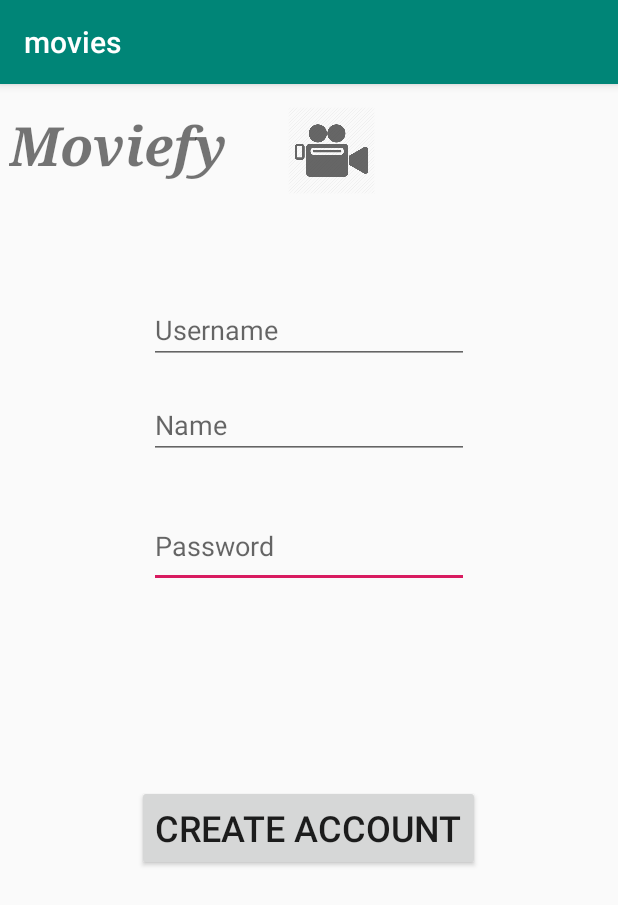
After one commit to arielsanchez2018/movies, an Android app: the sign_in screen opened directly, with no data from a screen before it, on a phone screen of 412 x 824 dp. The commit adds this screen. Shown: the top 905 px of the screen. Run offline under Robolectric (Android 15) with nearby library versions, the phone set to English and light mode, and no system bars.

Commit message:
4rd Commit. New activity_main_menu and activity_sign_in xml's with their respective .java files. Moreover, implemented intent on multiple buttons to move from activity to activity. I have 1 or 2 remaining activities to create and start developing the JSON objects to transport between them

```diff
--- a/app/src/main/AndroidManifest.xml
+++ b/app/src/main/AndroidManifest.xml
@@ -9,6 +9,8 @@
         android:roundIcon="@mipmap/ic_launcher_round"
         android:supportsRtl="true"
         android:theme="@style/AppTheme">
+        <activity android:name=".main_menu"></activity>
+        <activity android:name=".sign_in" />
         <activity android:name=".MainActivity">
             <intent-filter>
                 <action android:name="android.intent.action.MAIN" />
--- /dev/null
+++ b/app/src/main/java/com/example/movies/sign_in.java
@@ -0,0 +1,32 @@
+package com.example.movies;
+
+import androidx.appcompat.app.AppCompatActivity;
+
+import android.content.Intent;
+import android.os.Bundle;
+import android.view.View;
+import android.widget.Button;
+
+public class sign_in extends AppCompatActivity {
+
+    private Button create_account;
+    @Override
+    protected void onCreate(Bundle savedInstanceState) {
+        super.onCreate(savedInstanceState);
+        setContentView(R.layout.activity_sign_in);
+
+        create_account= (Button) findViewById(R.id.sign_create);
+        create_account.setOnClickListener(new View.OnClickListener() {
+            @Override
+            public void onClick(View v) {
+                openhomescreen2();
+            }
+        });
+    }
+    public void openhomescreen2()
+    {
+        Intent intent4 = new Intent(this, MainActivity.class);
+        startActivity(intent4);
+    }
+
+}
--- /dev/null
+++ b/app/src/main/res/layout/activity_sign_in.xml
@@ -0,0 +1,111 @@
+<?xml version="1.0" encoding="utf-8"?>
+<RelativeLayout xmlns:android="http://schemas.android.com/apk/res/android"
+    xmlns:app="http://schemas.android.com/apk/res-auto"
+    xmlns:tools="http://schemas.android.com/tools"
+    android:layout_width="match_parent"
+    android:layout_height="match_parent"
+    tools:context=".sign_in">
+
+    <ImageView
+        android:id="@+id/imageView2"
+        android:layout_width="106dp"
+        android:layout_height="58dp"
+        android:layout_alignParentTop="true"
+        android:layout_alignParentEnd="true"
+        android:layout_alignParentRight="true"
+        android:layout_marginTop="15dp"
+        android:layout_marginEnd="138dp"
+        android:layout_marginRight="138dp"
+        android:background="#00131111"
+        android:src="@drawable/logo_3"
+        app:layout_constraintEnd_toEndOf="parent"
+        app:layout_constraintHorizontal_bias="0.094"
+        app:layout_constraintRight_toRightOf="parent"
+        app:layout_constraintStart_toEndOf="@+id/company_name2"
+        app:layout_constraintTop_toTopOf="parent" />
+
+    <TextView
+        android:id="@+id/company_name2"
+        android:layout_width="156dp"
+        android:layout_height="50dp"
+        android:layout_alignParentStart="true"
+        android:layout_alignParentLeft="true"
+        android:layout_marginStart="6dp"
+        android:layout_marginLeft="16dp"
+        android:layout_marginTop="16dp"
+        android:layout_marginEnd="6dp"
+        android:layout_marginRight="6dp"
+        android:layout_toStartOf="@+id/imageView2"
+        android:layout_toLeftOf="@+id/imageView2"
+        android:text="Moviefy"
+        android:textSize="36sp"
+        android:textStyle="bold|italic"
+        app:fontFamily="serif"
+        app:layout_constraintBottom_toBottomOf="parent"
+        app:layout_constraintEnd_toStartOf="@+id/imageView"
+        app:layout_constraintHorizontal_bias="0.423"
+        app:layout_constraintStart_toStartOf="parent"
+        app:layout_constraintTop_toTopOf="parent"
+        app:layout_constraintVertical_bias="0.01" />
+
+    <EditText
+        android:id="@+id/sign_pass"
+        android:layout_width="wrap_content"
+        android:layout_height="56dp"
+        android:layout_below="@+id/sign_name"
+        android:layout_alignParentEnd="true"
+        android:layout_alignParentRight="true"
+        android:layout_centerHorizontal="true"
+        android:layout_marginStart="8dp"
+        android:layout_marginLeft="8dp"
+        android:layout_marginTop="30dp"
+        android:layout_marginEnd="99dp"
+        android:layout_marginRight="99dp"
+        android:layout_marginBottom="54dp"
+        android:ems="10"
+        android:hint="Password"
+        android:inputType="textPersonName"
+        app:layout_constraintEnd_toEndOf="parent"
+        app:layout_constraintHorizontal_bias="0.483"
+        app:layout_constraintStart_toStartOf="parent"
+        app:layout_constraintTop_toBottomOf="@+id/sign_name" />
+
+    <EditText
+        android:id="@+id/sign_username"
+        android:layout_width="wrap_content"
+        android:layout_height="wrap_content"
+        android:layout_below="@+id/imageView2"
+        android:layout_centerHorizontal="true"
+        android:layout_marginTop="68dp"
+        android:ems="10"
+        android:hint="Username"
+        android:inputType="textPersonName"
+        app:layout_constraintEnd_toEndOf="parent"
+        app:layout_constraintStart_toStartOf="parent" />
+
+    <Button
+        android:id="@+id/sign_create"
+        android:layout_width="wrap_content"
+        android:layout_height="57dp"
+        android:layout_below="@+id/sign_pass"
+        android:layout_centerHorizontal="true"
+        android:layout_marginTop="77dp"
+        android:text="Create Account"
+        android:textSize="24sp"
+        app:layout_constraintBottom_toBottomOf="parent"
+        app:layout_constraintEnd_toEndOf="parent"
+        app:layout_constraintHorizontal_bias="0.496"
+        app:layout_constraintStart_toStartOf="parent"
+        app:layout_constraintTop_toBottomOf="@+id/sign_pass" />
+
+    <EditText
+        android:id="@+id/sign_name"
+        android:layout_width="wrap_content"
+        android:layout_height="wrap_content"
+        android:layout_below="@+id/sign_username"
+        android:layout_centerHorizontal="true"
+        android:layout_marginTop="18dp"
+        android:ems="10"
+        android:hint="@string/name"
+        android:inputType="textPersonName" />
+</RelativeLayout>
--- a/app/src/main/res/layout/home_screen.xml
+++ b/app/src/main/res/layout/home_screen.xml
@@ -60,8 +60,8 @@
         android:layout_height="wrap_content"
         android:layout_marginTop="56dp"
         android:ems="10"
+        android:hint="USER"
         android:inputType="textPersonName"
-        android:text="USER"
         app:layout_constraintEnd_toEndOf="parent"
         app:layout_constraintHorizontal_bias="0.484"
         app:layout_constraintStart_toStartOf="parent"
@@ -72,8 +72,8 @@
         android:layout_width="wrap_content"
         android:layout_height="wrap_content"
         android:ems="10"
+        android:hint="Password"
         android:inputType="textPersonName"
-        android:text="Password"
         app:layout_constraintBottom_toTopOf="@+id/log_in"
         app:layout_constraintEnd_toEndOf="parent"
         app:layout_constraintStart_toStartOf="parent"
--- a/app/src/main/res/values/strings.xml
+++ b/app/src/main/res/values/strings.xml
@@ -1,3 +1,4 @@
 <resources>
     <string name="app_name">movies</string>
+    <string name="name">Name</string>
 </resources>
```
Also changed, not shown: app/src/main/java/com/example/movies/MainActivity.java (+36 -0 lines), app/src/main/java/com/example/movies/main_menu.java (added, +32 -0 lines), app/src/main/res/layout/activity_main_menu.xml (added, +130 -0 lines).
